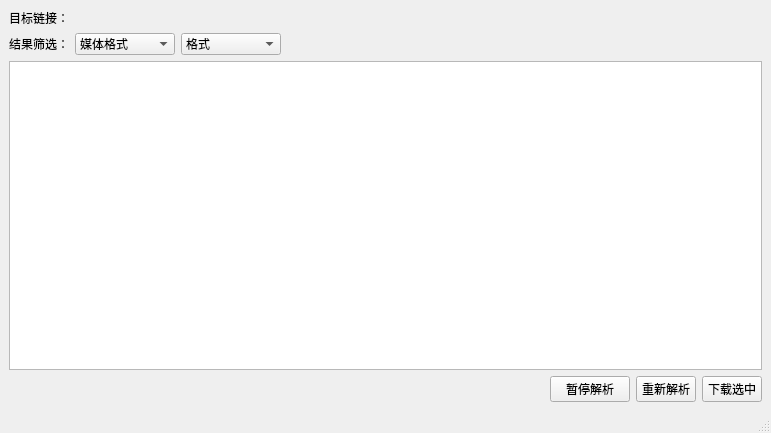
Before: the Qt Designer form ui/parsedwindow.ui in wuyue92tree/nice-you-get, drawn with Qt 5.
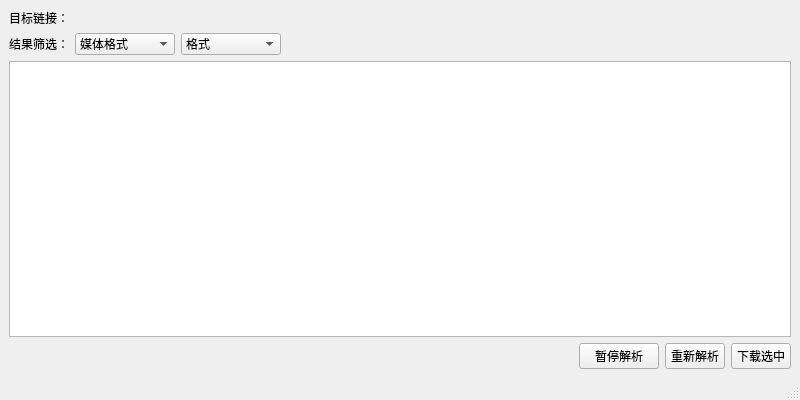
After: the same form once the commit is applied. Icons and pictures are not drawn.

Diff of the .ui file:
```diff
--- a/ui/parsedwindow.ui
+++ b/ui/parsedwindow.ui
@@ -6,10 +6,22 @@
    <rect>
     <x>0</x>
     <y>0</y>
-    <width>771</width>
-    <height>433</height>
+    <width>800</width>
+    <height>400</height>
    </rect>
   </property>
+  <property name="minimumSize">
+   <size>
+    <width>800</width>
+    <height>400</height>
+   </size>
+  </property>
+  <property name="maximumSize">
+   <size>
+    <width>800</width>
+    <height>400</height>
+   </size>
+  </property>
   <property name="windowTitle">
    <string>解析下载</string>
   </property>
```
Left out of the diff: 8 changed lines with no effect on the pictures.
